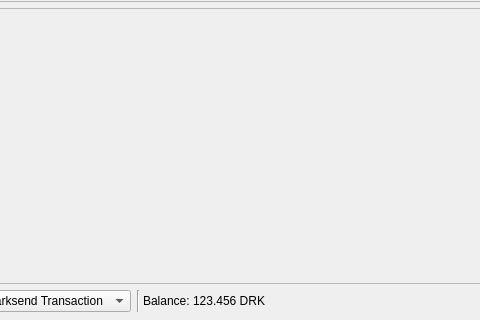
First picture: the form in src/qt/forms/sendcoinsdialog.ui, repository NarubyRiverlione/Spice, before the edit; both pictures show x 245 to 725 and y 174 to 494 of the 1024 by 494 pixel window.
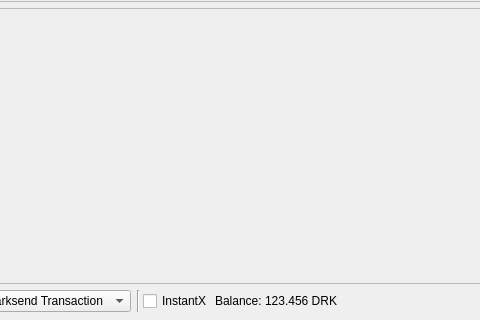
Second picture: the form after the edit. Icons and pictures are not drawn.

```diff
--- a/src/qt/forms/sendcoinsdialog.ui
+++ b/src/qt/forms/sendcoinsdialog.ui
@@ -748,6 +748,13 @@
          </property>
         </widget>
        </item>
+       <item>
+        <widget class="QCheckBox" name="checkInstantX">
+         <property name="text">
+          <string>InstantX</string>
+         </property>
+        </widget>
+       </item>
        <item>
         <widget class="QLabel" name="label">
          <property name="text">
```
